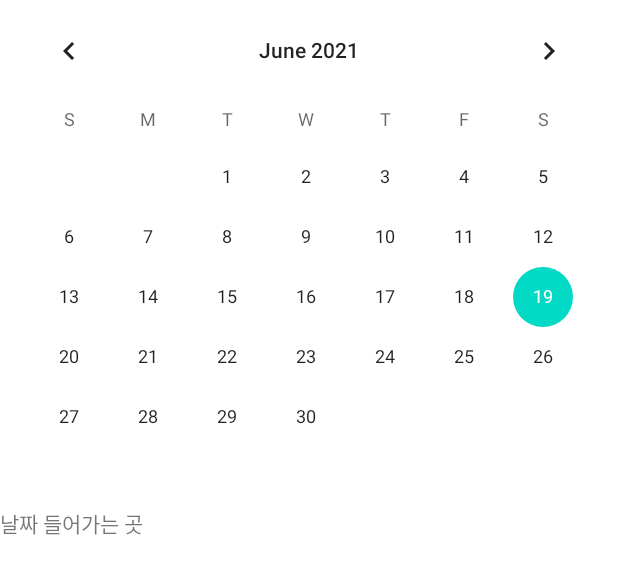
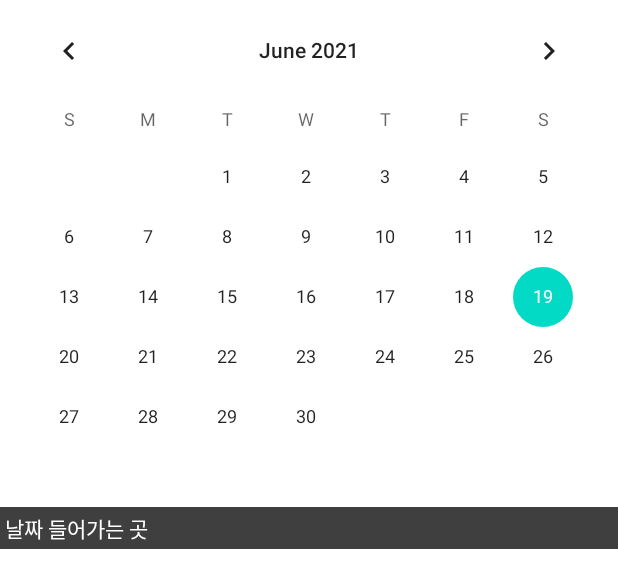
Before and after one commit to dohoon123/mobile_team13, an Android app: the layout activity_my_page.xml on its own in the app's theme, with its tools: preview values and no code run, on a phone screen of 412 x 824 dp. Shown: the top 588 px of the screen. Run offline under Robolectric (Android 15) with nearby library versions, the phone set to English and light mode, and no system bars.

Commit message:
MyPage 프래그먼트에서 액티비티로 수정. MyPageActivity.kt: 처음 켰을때 recyclerview 안뜨는거 수정 scorerow.xml: 별점 터치 가능한거 불가능하게 수정

```diff
--- a/app/src/main/java/com/example/round/EtcFragment.kt
+++ b/app/src/main/java/com/example/round/EtcFragment.kt
@@ -7,6 +7,7 @@ import android.view.View
 import android.view.ViewGroup
 import androidx.fragment.app.Fragment
 import com.example.round.databinding.FragmentEtcBinding
+import com.google.android.material.tabs.TabLayoutMediator
 
 class EtcFragment : Fragment() {
     var binding: FragmentEtcBinding?=null
@@ -26,7 +27,8 @@ class EtcFragment : Fragment() {
                 startActivity(intent)
             }
             myPage.setOnClickListener {
-
+                val intent = Intent(context, MyPageActivity::class.java)
+                startActivity(intent)
             }
             etcmenu3.setOnClickListener {
 
@@ -40,4 +42,5 @@ class EtcFragment : Fragment() {
         super.onDestroyView()
         binding = null
     }
+
 }
--- a/app/src/main/res/layout/fragment_my_page.xml
+++ b/app/src/main/res/layout/activity_my_page.xml
@@ -4,7 +4,7 @@
     xmlns:tools="http://schemas.android.com/tools"
     android:layout_width="match_parent"
     android:layout_height="match_parent"
-    tools:context=".myPageFragment">
+    tools:context=".MyPageActivity">
 
     <LinearLayout
         android:layout_width="match_parent"
@@ -20,7 +20,11 @@
             android:id="@+id/dateLabel"
             android:layout_width="match_parent"
             android:layout_height="wrap_content"
-            android:text="날짜 들어가는 곳" />
+            android:background="#403F3F"
+            android:backgroundTint="#403F3F"
+            android:padding="3dp"
+            android:text="날짜 들어가는 곳"
+            android:textColor="#FFFFFF" />
 
         <androidx.recyclerview.widget.RecyclerView
             android:id="@+id/scoreRecyclerView"
--- a/app/src/main/res/layout/scorerow.xml
+++ b/app/src/main/res/layout/scorerow.xml
@@ -40,7 +40,8 @@
         <RatingBar
             android:id="@+id/ratingBar"
             android:layout_width="wrap_content"
-            android:layout_height="wrap_content" />
+            android:layout_height="wrap_content"
+            android:isIndicator="true" />
 
     </LinearLayout>
 </LinearLayout>
```
Also changed, not shown: app/src/main/java/com/example/round/MyPageActivity.kt (renamed from app/src/main/java/com/example/round/myPageFragment.kt, +55 -25 lines).
